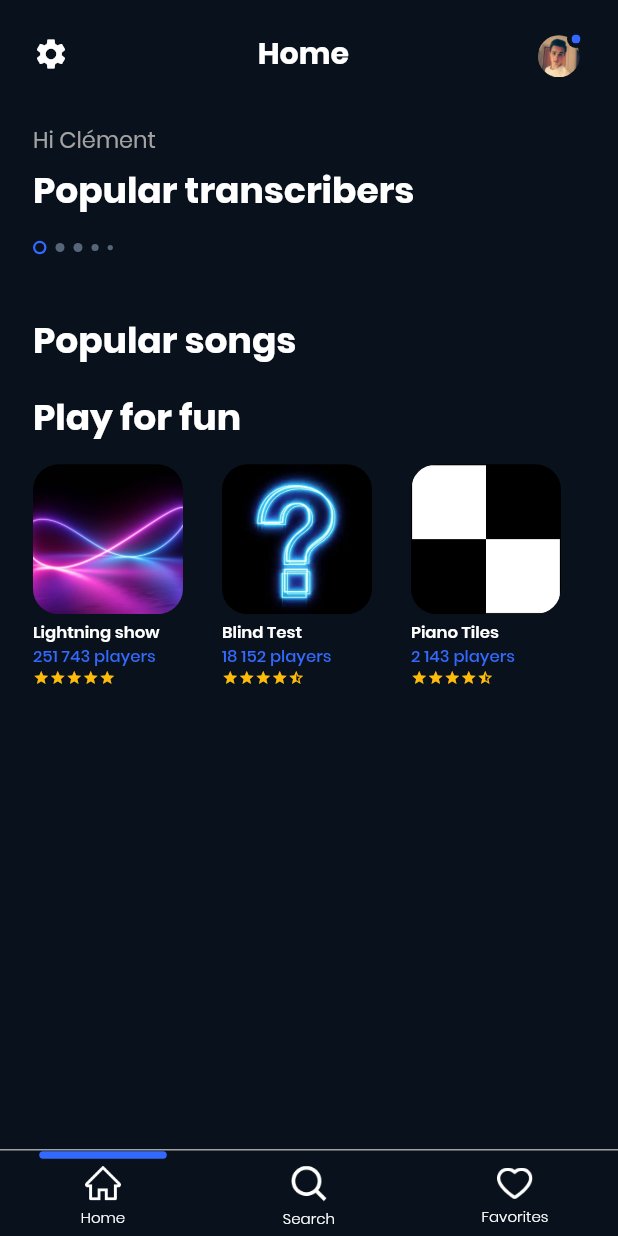
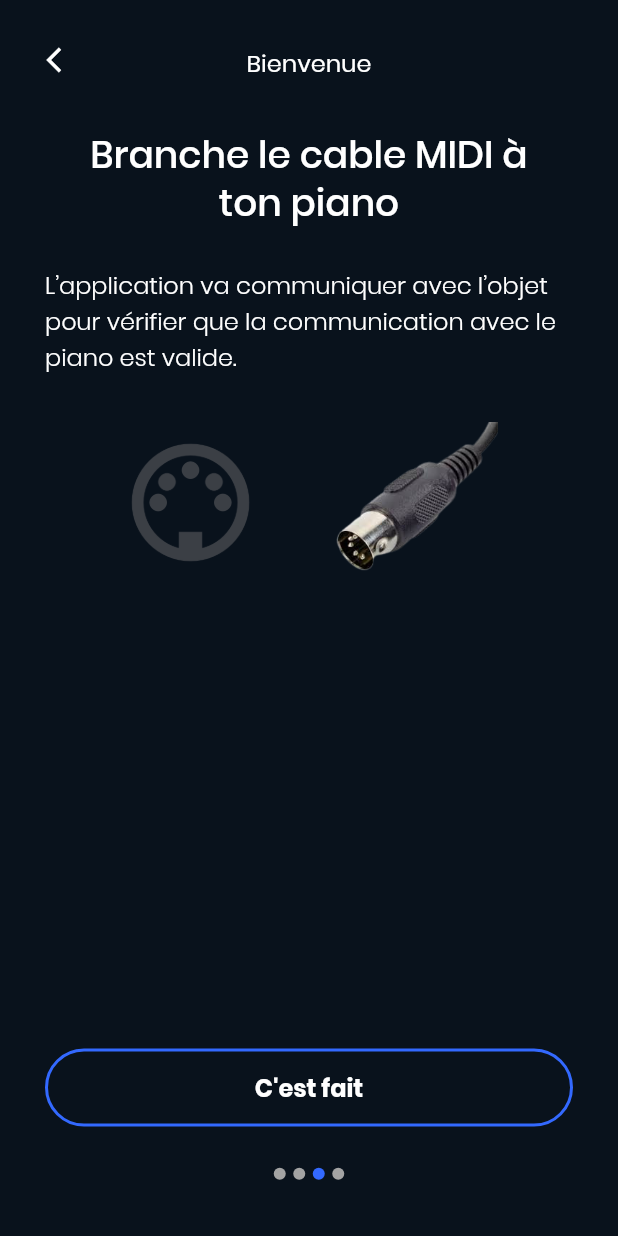
Before and after one commit to clementh59/flykeys_flutter, a Flutter app: the screen it shows after launch, on a phone screen of 412 x 824 dp. Run offline on Flutter 3.47's test engine with Material 2 defaults, Android fonts, the phone set to English and light mode, and no system bars; our stand-ins replace bloc, cloud_firestore, email_validator, equatable, firebase_auth, firebase_storage and 6 more; accounts and stored records are empty; statements that could not run were skipped.

Commit message:
Added the first 3 steps of the onBoarding process

```diff
--- a/lib/src/app.dart
+++ b/lib/src/app.dart
@@ -1,22 +1,14 @@
 import 'package:flutter/material.dart';
 import 'package:flutter_bloc/flutter_bloc.dart';
 import 'package:flykeys/src/bloc/authentification/authentification_bloc.dart';
-import 'package:flykeys/src/page/favorites_page.dart';
 import 'package:flykeys/src/page/home_page.dart';
 import 'package:flykeys/src/page/login_page.dart';
-import 'package:flykeys/src/page/main_page.dart';
-import 'package:flykeys/src/page/music_page.dart';
-import 'package:flykeys/src/page/music_parameter_page.dart';
-import 'package:flykeys/src/page/search_page.dart';
+import 'package:flykeys/src/page/onboarding/onboarding_page.dart';
 import 'package:flykeys/src/repository/bluetooth_repository.dart';
 import 'package:flykeys/src/repository/database_repository.dart';
-import 'package:flykeys/src/utils/custom_colors.dart';
-import 'package:flykeys/src/utils/custom_size.dart';
-import 'package:flykeys/src/widget/custom_bottom_navigation_bar.dart';
 
 import 'bloc/bluetooth/bloc.dart';
 import 'bloc/favorites/bloc.dart';
-import 'model/music.dart';
 
 class App extends StatefulWidget {
   @override
@@ -47,7 +39,7 @@ class _AppState extends State<App> {
       child: MaterialApp(
         theme: ThemeData.dark(),
         debugShowCheckedModeBanner: false,
-        home: MainPage()/*LoginPage()*/,
+        home: OnBoardingPage()/*LoginPage()*/,
       ),
     );
   }
--- /dev/null
+++ b/lib/src/page/onboarding/onboarding_page.dart
@@ -0,0 +1,231 @@
+import 'package:flutter/material.dart';
+import 'package:flykeys/src/page/onboarding/choose_the_kind_of_piano.dart';
+import 'package:flykeys/src/page/onboarding/set_the_limit_of_the_piano_with_midi.dart';
+import 'package:flykeys/src/page/onboarding/validate_the_choice_of_kind_of_piano.dart';
+import 'package:flykeys/src/utils/custom_colors.dart';
+import 'package:flykeys/src/utils/custom_style.dart';
+
+class OnBoardingPage extends StatefulWidget {
+  @override
+  _OnBoardingPageState createState() => _OnBoardingPageState();
+}
+
+class _OnBoardingPageState extends State<OnBoardingPage> {
+
+  Map info = {}; // This map will contains the info passed by the child pages
+  Map onBoardingSteps; // All the possible steps
+  Map step; // The actual step
+
+  @override
+  void initState() {
+    super.initState();
+    onBoardingSteps = {
+      /**
+       * 'key' : {
+       *    'index': {int} number of the page,
+       *    'page': {Widget} the Widget that will be shown
+       *    'next': {String|Function} - the key of next page (if function - it should return the key of the next page)
+       *    'helpPage': {Widget} the widget that is show when click on help (if null, help icon isn't shown)
+       *  }
+       **/
+      'chooseTheKindOfPiano': {
+        'index': 0,
+        'page': ChooseTheKindOfPiano(info,goToNextStep),
+        'next': 'validateTheChoiceOfKindOfPiano',
+        /*'helpPage': ChooseTheKindOfPianoPage(),*/ //TODO: help page
+      },
+      'validateTheChoiceOfKindOfPiano': {
+        'index': 1,
+        'page': ValidateTheChoiceOfKindOfPiano(info,goToNextStep),
+        'previous': 'chooseTheKindOfPiano',
+        'next': (){if (info['midiPort']) return 'setTheLimitOfThePiano'; return 'explanationModeApprentissage';},
+      },
+      'setTheLimitOfThePiano': {
+        'index': 2,
+        'page': SetTheLimitOfThePianoWithMidi(info,goToNextStep),
+        'previous': 'validateTheChoiceOfKindOfPiano',
+        'next': 'explanationModeApprentissage'
+      },
+      'explanationModeApprentissage': {
+        'index': 3,
+        'previous': 'validateTheChoiceOfKindOfPiano',
+        'next': 'explanationModeLightningShow'
+      },
+      'explanationModeLightningShow': {
+        'index': 4,
+        'previous': 'explanationModeApprentissage'
+      },
+    };
+    step = onBoardingSteps['setTheLimitOfThePiano'];
+  }
+
+  @override
+  Widget build(BuildContext context) {
+    return Scaffold(
+      backgroundColor: CustomColors.backgroundColor,
+      body: SafeArea(
+        child: WillPopScope(
+          onWillPop: () async {
+            if (goToPreviousStep()) return false;
+            return true;
+          },
+          child: Container(
+            height: MediaQuery.of(context).size.height,
+            child: Column(
+              mainAxisSize: MainAxisSize.max,
+              mainAxisAlignment: MainAxisAlignment.spaceBetween,
+              children: <Widget>[
+                Expanded(
+                  child: Column(
+                    mainAxisSize: MainAxisSize.max,
+                    children: <Widget>[
+                      header(),
+                      step['page'],
+                    ],
+                  ),
+                ),
+                footer(),
+              ],
+            ),
+          ),
+        ),
+      ),
+    );
+  }
+
+  /***************      WIDGETS   ********************/
+
+  Widget header() {
+
+    bool showBackIcon = step['previous']!=null;
+
+    return Container(
+      padding: const EdgeInsets.only(top: 30.0, bottom: 34),
+      width: MediaQuery.of(context).size.width,
+      child: Stack(
+        children: <Widget>[
+          if (showBackIcon)
+            Align(
+              alignment: Alignment.centerLeft,
+              child: InkWell(
+                onTap: (){
+                  goToPreviousStep();
+                },
+                focusColor: Colors.transparent,
+                hoverColor: Colors.transparent,
+                highlightColor: Colors.transparent,
+                splashColor: Colors.transparent,
+                child: Padding(
+                  padding: const EdgeInsets.only(left:31.0),
+                  child: Icon(
+                    Icons.arrow_back_ios,
+                    color: Colors.white,
+                    size: 20,
+                  ),
+                ),
+              ),
+            ),
+          Align(
+            alignment: Alignment.center,
+            child: Text(
+              'Bienvenue',
+              style: CustomStyle.titleOnBoardingPage,
+            ),
+          ),
+        ],
+      ),
+    );
+  }
+
+  Widget footer() {
+
+    bool showHelpIcon = step['helpPage']!=null;
+
+    return Container(
+      padding: const EdgeInsets.only(bottom: 30.0),
+      width: MediaQuery.of(context).size.width,
+      child: Stack(
+        children: <Widget>[
+          Align(
+            alignment: Alignment.center,
+            child: Container(
+              height: 23,
+              child: Row(
+                mainAxisSize: MainAxisSize.min,
+                children: <Widget>[
+                  bottomPoint(0),
+                  SizedBox(width: 5,),
+                  bottomPoint(1),
+                  SizedBox(width: 5,),
+                  bottomPoint(2),
+                  SizedBox(width: 5,),
+                  bottomPoint(3),
+                ],
+              ),
+            ),
+          ),
+          if (showHelpIcon)
+            Align(
+              alignment: Alignment.centerRight,
+              child: Row(
+                mainAxisSize: MainAxisSize.min,
+                children: <Widget>[
+                  Text(
+                    'AIDE',
+                    style: CustomStyle.smallTextOnBoardingPage,
+                  ),
+                  SizedBox(width: 9,),
+                  Image.asset('assets/images/onboarding/help_icon.png', width: 20,),
+                  SizedBox(width: 31,),
+                ],
+              ),
+            ),
+        ],
+      ),
+    );
+  }
+
+  Widget bottomPoint(int num){
+    return Container(
+      width: 8,
+      height: 8,
+      decoration: BoxDecoration(
+        color: num==step['index']? CustomColors.blue : CustomColors.grey,
+        borderRadius: BorderRadius.circular(8),
+      ),
+    );
+  }
+
+  /***************      STEPS LOGIC   ********************/
+
+  /// Go to the previous step of the onboarding process
+  /// Returns false if there isn't previous step - true otherwise
+  bool goToPreviousStep() {
+    if (step['previous']==null) return false;
+
+    setState(() {
+      step = onBoardingSteps[step['previous']];
+    });
+
+    return true;
+  }
+
+  /// Go to the previous step of the onboarding process
+  /// Returns false if there isn't next step - true otherwise
+  bool goToNextStep() {
+    if (step['next']==null) return false;
+
+    String next;
+
+    if (step['next'] is String)
+      next = step['next'];
+    else
+      next = step['next']();
+
+    setState(() {
+      step = onBoardingSteps[next];
+    });
+
+    return true;
+  }
+}
--- /dev/null
+++ b/lib/src/page/onboarding/set_the_limit_of_the_piano_with_midi.dart
@@ -0,0 +1,60 @@
+import 'package:flutter/material.dart';
+import 'package:flykeys/src/utils/custom_style.dart';
+import 'package:flykeys/src/widget/custom_widgets.dart';
+
+class SetTheLimitOfThePianoWithMidi extends StatefulWidget {
+
+  final Map info;
+  final Function onChoice;
+
+  SetTheLimitOfThePianoWithMidi(this.info, this.onChoice);
+
+  @override
+  _SetTheLimitOfThePianoWithMidiState createState() => _SetTheLimitOfThePianoWithMidiState();
+}
+
+class _SetTheLimitOfThePianoWithMidiState extends State<SetTheLimitOfThePianoWithMidi> {
+
+  @override
+  Widget build(BuildContext context) {
+    return Expanded(
+      child: Padding(
+        padding: const EdgeInsets.symmetric(horizontal: 30),
+        child: Column(
+          mainAxisSize: MainAxisSize.max,
+          mainAxisAlignment: MainAxisAlignment.spaceBetween,
+          crossAxisAlignment: CrossAxisAlignment.center,
+          children: <Widget>[
+            Column(
+              children: <Widget>[
+                Padding(
+                  padding: const EdgeInsets.symmetric(horizontal: 28),
+                  child: Text(
+                    'Branche le cable MIDI à ton piano',
+                    style: CustomStyle.bigTextOnBoardingPage,
+                    textAlign: TextAlign.center,
+                  ),
+                ),
+                SizedBox(height: 26),
+                Text(
+                  'L’application va communiquer avec l’objet pour vérifier que la communication avec le piano est valide.',
+                  style: CustomStyle.smallTextOnBoardingPage,
+                  textAlign: TextAlign.left,
+                ),
+                SizedBox(height: 31),
+                CustomWidgets.midiImages(),
+                SizedBox(height: 58),
+              ],
+            ),
+            Padding(
+              padding: const EdgeInsets.only(bottom: 20.0),
+              child: CustomWidgets.buttonLoadMorePopularSongStyle("C'est fait", (){
+                print('todo');
+              }, fontSize: 16.0),
+            ),
+          ],
+        ),
+      ),
+    );
+  }
+}
--- a/lib/src/page/parameter_page.dart
+++ b/lib/src/page/parameter_page.dart
@@ -317,7 +317,7 @@ class _ParameterPageState extends State<ParameterPage> {
           Column(
             mainAxisSize: MainAxisSize.min,
             children: <Widget>[
-              CustomWidgets.buttonLoadMorePopularSongStyle("SAUVEGARDER MES COULEURS", saveColorChanges, biggerFont: true),
+              CustomWidgets.buttonLoadMorePopularSongStyle("SAUVEGARDER MES COULEURS", saveColorChanges, fontSize: 14.0),
               SizedBox(
                 height: 31,
               ),
--- a/lib/src/utils/custom_colors.dart
+++ b/lib/src/utils/custom_colors.dart
@@ -13,7 +13,7 @@ class CustomColors{
 	static Color grey = Color(0xffA3A3A3);
 	static Color lighterGrey = Color(0xffC3C3C3);
 	static Color blueGrey = Color(0xff566578);
-	static Color noteIconColor = Color(0xffFF5555);
+	static Color red = Color(0xffFF5555);
 	static Color heartColor = Color(0xffFF4C4C);
 	static Color errorColor = Color(0xffF64F44);
 	static Color slideBarBackgroundColor = Color(0xff212834);
--- a/lib/src/utils/custom_style.dart
+++ b/lib/src/utils/custom_style.dart
@@ -340,6 +340,43 @@ class CustomStyle{
 		fontWeight: FontWeight.bold,
 	);
 
+	/***************	 OnBoarding Page		*********************/
+
+	static TextStyle titleOnBoardingPage = TextStyle(
+			color: CustomColors.white,
+			fontSize: 16,
+			fontFamily: 'Poppins',
+			fontWeight: REGULAR,
+	);
+
+	static TextStyle bigTextOnBoardingPage = TextStyle(
+		color: CustomColors.white,
+		fontSize: 25,
+		fontFamily: 'Poppins',
+		fontWeight: MEDIUM,
+		height: 1.3
+	);
+
+	static TextStyle smallTextOnBoardingPage = TextStyle(
+		color: CustomColors.white,
+		fontSize: 16,
+		fontFamily: 'Poppins',
+		fontWeight: LIGHT,
+	);
+
+	static TextStyle smallButtonTextOnBoardingPage = TextStyle(
+		color: CustomColors.white,
+		fontSize: 14,
+		fontFamily: 'Poppins',
+		fontWeight: MEDIUM,
+	);
+
+	static TextStyle bigButtonTextOnBoardingPage = TextStyle(
+		color: CustomColors.white,
+		fontSize: 20,
+		fontFamily: 'Poppins',
+		fontWeight: BOLD,
+	);
 
 
 
--- a/lib/src/widget/custom_widgets.dart
+++ b/lib/src/widget/custom_widgets.dart
@@ -414,12 +414,12 @@ class CustomWidgets {
     );
   }
 
-  static Widget buttonLoadMorePopularSongStyle(String text, Function callback, {biggerFont = false}) {
+  static Widget buttonLoadMorePopularSongStyle(String text, Function callback, {fontSize = 0}) {
 
     TextStyle style = CustomStyle.morePopularSongStyle;
 
-    if (biggerFont)
-      style = style.copyWith(fontSize: 14);
+    if (fontSize!=0)
+      style = style.copyWith(fontSize: fontSize);
 
     return InkWell(
       onTap: callback,
@@ -485,4 +485,18 @@ class CustomWidgets {
     );
   }
 
+  /// returns a Row containing two images showing what is a MIDI port
+  static Widget midiImages() {
+    return Row(
+      mainAxisSize: MainAxisSize.max,
+      mainAxisAlignment: MainAxisAlignment.spaceBetween,
+      children: <Widget>[
+        SizedBox(),
+        Image.asset('assets/images/onboarding/midi-input.png', width: 94),
+        Image.asset('assets/images/onboarding/midi-cable.png', width: 108),
+        SizedBox(),
+      ],
+    );
+  }
+
 }
--- a/pubspec.yaml
+++ b/pubspec.yaml
@@ -83,6 +83,7 @@ flutter:
     - assets/images/games/
     - assets/images/temporary/
     - assets/images/splash_screen/
+    - assets/images/onboarding/
     - assets/flare/
 
   fonts:
```
Also changed, not shown: lib/src/page/onboarding/choose_the_kind_of_piano.dart (added, +131 -0 lines), lib/src/page/onboarding/validate_the_choice_of_kind_of_piano.dart (added, +117 -0 lines), assets/images/onboarding/grand-piano.png (added), assets/images/onboarding/help_icon.png (added), assets/images/onboarding/midi-cable.png (added), assets/images/onboarding/midi-input.png (added), assets/images/onboarding/piano-numerique.png (added).
